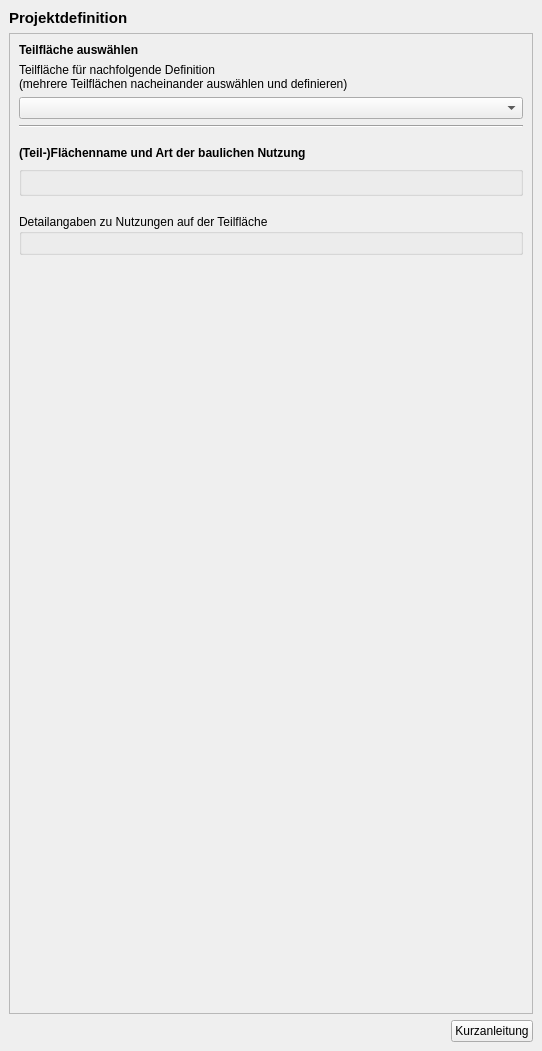
First picture: the form in projektchecktools/ui/ProjektCheck_dockwidget_definitions.ui, repository projektcheck/ProjektCheck-QGIS, before the edit.
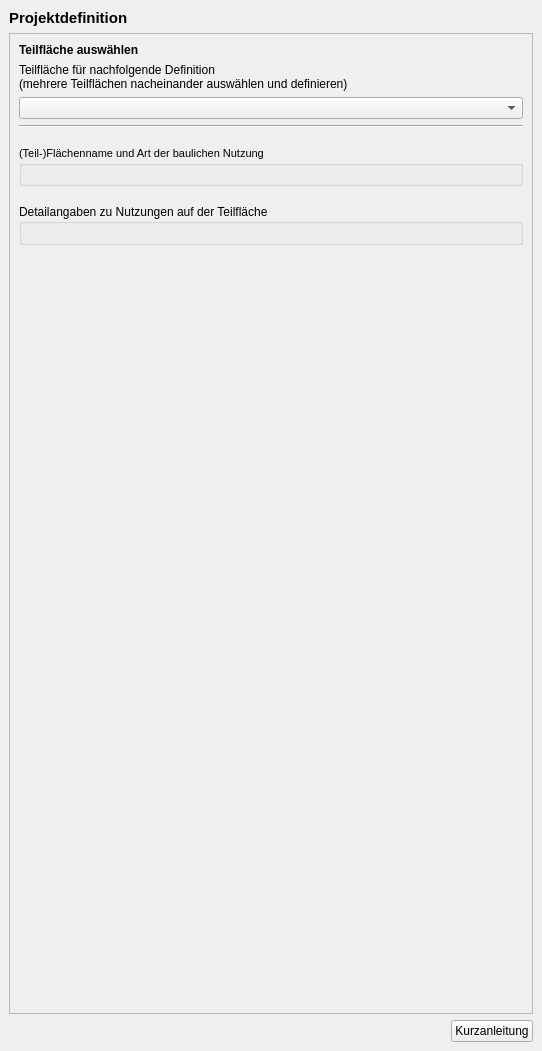
Second picture: the form after the edit. Icons and pictures are not drawn.

Diff of the .ui file:
```diff
--- a/projektchecktools/ui/ProjektCheck_dockwidget_definitions.ui
+++ b/projektchecktools/ui/ProjektCheck_dockwidget_definitions.ui
@@ -50,8 +50,8 @@
         <rect>
          <x>0</x>
          <y>0</y>
-         <width>522</width>
-         <height>953</height>
+         <width>528</width>
+         <height>977</height>
         </rect>
        </property>
        <layout class="QVBoxLayout" name="verticalLayout_14">
@@ -106,25 +106,6 @@
           </property>
          </spacer>
         </item>
-        <item>
-         <widget class="QLabel" name="label_5">
-          <property name="font">
-           <font>
-            <weight>75</weight>
-            <bold>true</bold>
-           </font>
-          </property>
-          <property name="text">
-           <string>(Teil-)Flächenname und Art der baulichen Nutzung</string>
-          </property>
-          <property name="margin">
-           <number>0</number>
-          </property>
-          <property name="indent">
-           <number>-1</number>
-          </property>
-         </widget>
-        </item>
         <item>
          <widget class="QGroupBox" name="parameter_group">
           <property name="font">
@@ -136,7 +117,7 @@
            </font>
           </property>
           <property name="title">
-           <string/>
+           <string>(Teil-)Flächenname und Art der baulichen Nutzung</string>
           </property>
           <layout class="QVBoxLayout" name="verticalLayout_2"/>
          </widget>
```
